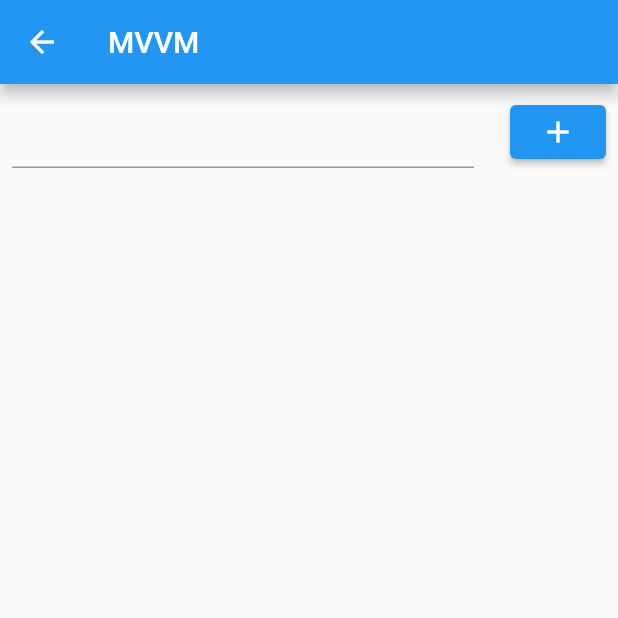
After one commit to Zudah228/flutter_workspace, a Flutter app: the MvvmTodoPage screen opened directly, on a phone screen of 412 x 824 dp, the top half of it. The commit adds this screen. Run offline on Flutter 3.47's test engine with Material 2 defaults, Android fonts, the phone set to English and light mode, and no system bars; our stand-ins replace cloud_firestore, firebase_core, flutter_hooks, fluttertoast, freezed_annotation, hooks_riverpod and 3 more; accounts and stored records are empty.

Commit message:
mvvm todo のサンプルページの追加

```diff
--- /dev/null
+++ b/lib/pages/todo/mvvm_todo/mvvm_todo_page.dart
@@ -0,0 +1,52 @@
+import 'package:flutter/material.dart';
+import 'package:flutter_workspace/pages/todo/mvvm_todo/mvvm_todo_page_notifier.dart';
+import 'package:hooks_riverpod/hooks_riverpod.dart';
+
+class MvvmTodoPage extends ConsumerWidget {
+  const MvvmTodoPage({Key? key}) : super(key: key);
+
+  @override
+  Widget build(BuildContext context, WidgetRef ref) {
+    final pageState = ref.watch(mvvmPageProvider);
+    final pageNotifier = ref.read(mvvmPageProvider.notifier);
+
+    return Scaffold(
+      appBar: AppBar(
+        title: const Text('MVVM'),
+      ),
+      body: Column(
+        children: [
+          Padding(
+            padding: const EdgeInsets.all(8.0),
+            child: Row(
+              children: [
+                Flexible(
+                  child: TextField(
+                    controller: pageState.textController,
+                  ),
+                ),
+                const SizedBox(
+                  width: 24,
+                ),
+                ElevatedButton(onPressed: pageNotifier.addTodo, child: const Icon(Icons.add)),
+              ],
+            ),
+          ),
+          Expanded(
+            child: ListView.builder(
+              physics: const NeverScrollableScrollPhysics(),
+              itemCount: pageState.todos.length,
+              itemBuilder: (context, index) {
+                final todo = pageState.todos[index];
+                return ListTile(
+                  title: Text(todo.title),
+                  subtitle: Text(todo.createdAt.toIso8601String()),
+                );
+              },
+            ),
+          )
+        ],
+      ),
+    );
+  }
+}
--- a/lib/pages/todo/todo_page.dart
+++ b/lib/pages/todo/todo_page.dart
@@ -1,6 +1,7 @@
 import 'package:flutter_workspace/pages/abstract_only_navigation_page.dart';
 import 'package:flutter_workspace/pages/home_page.dart';
 import 'package:flutter_workspace/pages/todo/from_firestore/todo_from_firestore_page.dart';
+import 'package:flutter_workspace/pages/todo/mvvm_todo/mvvm_todo_page.dart';
 
 import 'basic/todo_page.dart';
 
@@ -10,5 +11,7 @@ class TodoPage extends AbstractOnlyNavigationPage {
           const NavigationPage(title: 'べーシック', page: BasicTodoPage()),
           const NavigationPage(
               title: 'from Firestore', page: TodoFromFirestorePage()),
+          const NavigationPage(
+              title: 'mvvm page', page: MvvmTodoPage()),
         ]);
 }
--- a/pubspec.yaml
+++ b/pubspec.yaml
@@ -33,6 +33,7 @@ dependencies:
   fluttertoast: ^8.0.8
   uuid: ^3.0.6
   intl: 0.17.0
+  image_picker: ^0.8.5+3
   sqflite: ^2.0.2+1
 
 dev_dependencies:
```
Also changed, not shown: lib/pages/todo/mvvm_todo/mvvm_todo_page_notifier.dart (added, +52 -0 lines), lib/pages/todo/mvvm_todo/states/mvvm_todo_page_state.dart (added, +21 -0 lines), lib/pages/todo/mvvm_todo/states/mvvm_todo_page_state.freezed.dart (added), pubspec.lock, 2 other files.
